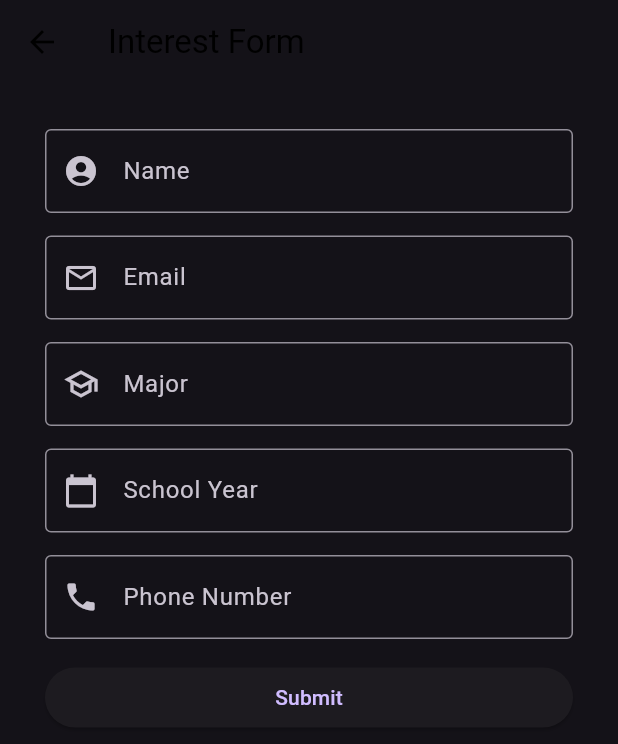
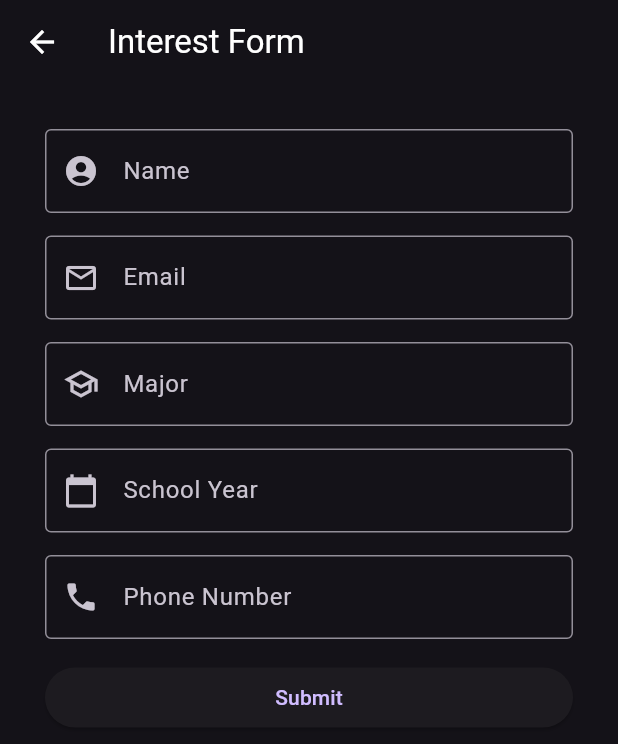
Before and after one commit to prathikmurthy/Booth-Buddy, a Flutter app: the form screen opened directly, after a tap on "Submit", on a phone screen of 412 x 824 dp. Shown: the top 744 px of the screen. Run offline on Flutter 3.47's test engine with Material 2 defaults, Android fonts, the phone set to English and light mode, and no system bars; missing offline and left inert: dart:html, qr_code_scanner.

Commit message:
formatting

```diff
--- a/Flutter App/booth_buddy/lib/screens/form.dart
+++ b/Flutter App/booth_buddy/lib/screens/form.dart
@@ -54,7 +54,7 @@ class form extends StatelessWidget {
       appBar: AppBar(
         title: const Text(appTitle),
         //change the text color
-        foregroundColor: Colors.black,
+        foregroundColor: Color.fromARGB(255, 255, 255, 255),
         // change the font
         //fontFamily: 'Roboto',
       ),
@@ -170,14 +170,14 @@ class form extends StatelessWidget {
                     for (String i in processedCodes.toSet().toList()) {
                       var map = new Map<String, dynamic>();
                       print(i);
-                      map['id'] = i;
+                      map['roomid'] = i;
                       map['name'] = nameController.text;
                       map["email"] = emailController.text;
                       map["major"] = majorController.text;
                       map["year"] = yearController.text;
                       map["phone"] = phoneController.text;
                       final response = await http.post(
-                        Uri.parse('https://buddy.free.beeceptor.com'),
+                        Uri.parse('https://blahh.free.beeceptor.com'),
                         body: map,
                       );
                     }
```
